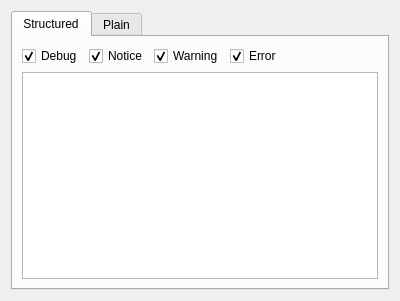
This is player/forms/vlc_log_viewer.ui in Globidev/twitch-player as Qt 5 draws it before an edit. The edited form follows.
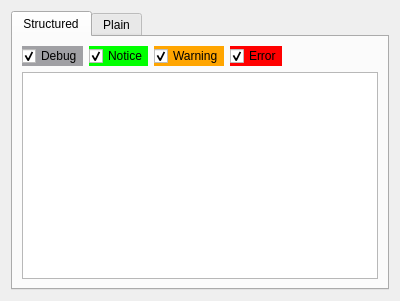
This is the edited form.

Commit message: Make the log viewer's log levels more obvious

Patch:
```diff
--- a/player/forms/vlc_log_viewer.ui
+++ b/player/forms/vlc_log_viewer.ui
@@ -28,6 +28,46 @@
         <layout class="QHBoxLayout" name="horizontalLayout_3">
          <item>
           <widget class="QCheckBox" name="checkDebug">
+           <property name="palette">
+            <palette>
+             <active>
+              <colorrole role="Button">
+               <brush brushstyle="SolidPattern">
+                <color alpha="255">
+                 <red>160</red>
+                 <green>160</green>
+                 <blue>164</blue>
+                </color>
+               </brush>
+              </colorrole>
+             </active>
+             <inactive>
+              <colorrole role="Button">
+               <brush brushstyle="SolidPattern">
+                <color alpha="255">
+                 <red>160</red>
+                 <green>160</green>
+                 <blue>164</blue>
+                </color>
+               </brush>
+              </colorrole>
+             </inactive>
+             <disabled>
+              <colorrole role="Button">
+               <brush brushstyle="SolidPattern">
+                <color alpha="255">
+                 <red>160</red>
+                 <green>160</green>
+                 <blue>164</blue>
+                </color>
+               </brush>
+              </colorrole>
+             </disabled>
+            </palette>
+           </property>
+           <property name="autoFillBackground">
+            <bool>true</bool>
+           </property>
            <property name="text">
             <string>Debug</string>
            </property>
@@ -38,6 +78,46 @@
          </item>
          <item>
           <widget class="QCheckBox" name="checkNotice">
+           <property name="palette">
+            <palette>
+             <active>
+              <colorrole role="Button">
+               <brush brushstyle="SolidPattern">
+                <color alpha="255">
+                 <red>0</red>
+                 <green>255</green>
+                 <blue>0</blue>
+                </color>
+               </brush>
+              </colorrole>
+             </active>
+             <inactive>
+              <colorrole role="Button">
+               <brush brushstyle="SolidPattern">
+                <color alpha="255">
+                 <red>0</red>
+                 <green>255</green>
+                 <blue>0</blue>
+                </color>
+               </brush>
+              </colorrole>
+             </inactive>
+             <disabled>
+              <colorrole role="Button">
+               <brush brushstyle="SolidPattern">
+                <color alpha="255">
+                 <red>0</red>
+                 <green>255</green>
+                 <blue>0</blue>
+                </color>
+               </brush>
+              </colorrole>
+             </disabled>
+            </palette>
+           </property>
+           <property name="autoFillBackground">
+            <bool>true</bool>
+           </property>
            <property name="text">
             <string>Notice</string>
            </property>
@@ -48,6 +128,46 @@
          </item>
          <item>
           <widget class="QCheckBox" name="checkWarning">
+           <property name="palette">
+            <palette>
+             <active>
+              <colorrole role="Button">
+               <brush brushstyle="SolidPattern">
+                <color alpha="255">
+                 <red>255</red>
+                 <green>165</green>
+                 <blue>0</blue>
+                </color>
+               </brush>
+              </colorrole>
+             </active>
+             <inactive>
+              <colorrole role="Button">
+               <brush brushstyle="SolidPattern">
+                <color alpha="255">
+                 <red>255</red>
+                 <green>165</green>
+                 <blue>0</blue>
+                </color>
+               </brush>
+              </colorrole>
+             </inactive>
+             <disabled>
+              <colorrole role="Button">
+               <brush brushstyle="SolidPattern">
+                <color alpha="255">
+                 <red>255</red>
+                 <green>165</green>
+                 <blue>0</blue>
+                </color>
+               </brush>
+              </colorrole>
+             </disabled>
+            </palette>
+           </property>
+           <property name="autoFillBackground">
+            <bool>true</bool>
+           </property>
            <property name="text">
             <string>Warning</string>
            </property>
@@ -58,6 +178,46 @@
          </item>
          <item>
           <widget class="QCheckBox" name="checkError">
+           <property name="palette">
+            <palette>
+             <active>
+              <colorrole role="Button">
+               <brush brushstyle="SolidPattern">
+                <color alpha="255">
+                 <red>255</red>
+                 <green>0</green>
+                 <blue>0</blue>
+                </color>
+               </brush>
+              </colorrole>
+             </active>
+             <inactive>
+              <colorrole role="Button">
+               <brush brushstyle="SolidPattern">
+                <color alpha="255">
+                 <red>255</red>
+                 <green>0</green>
+                 <blue>0</blue>
+                </color>
+               </brush>
+              </colorrole>
+             </inactive>
+             <disabled>
+              <colorrole role="Button">
+               <brush brushstyle="SolidPattern">
+                <color alpha="255">
+                 <red>255</red>
+                 <green>0</green>
+                 <blue>0</blue>
+                </color>
+               </brush>
+              </colorrole>
+             </disabled>
+            </palette>
+           </property>
+           <property name="autoFillBackground">
+            <bool>true</bool>
+           </property>
            <property name="text">
             <string>Error</string>
            </property>
```
